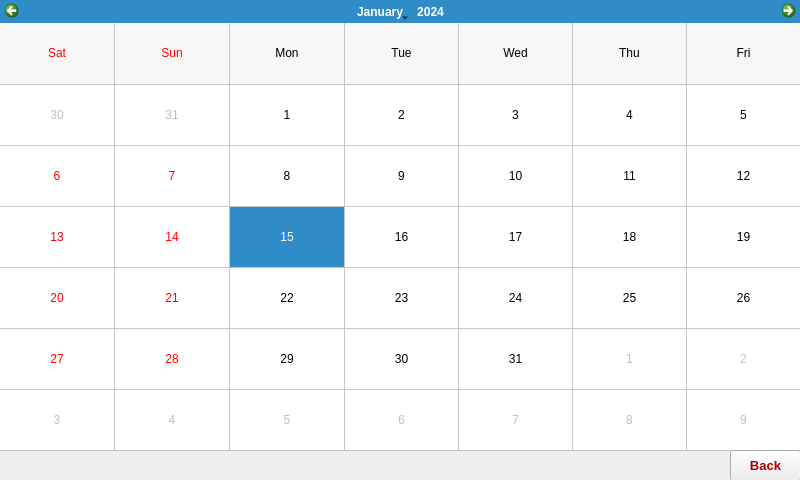
Old version of the form RPI/GUI/UI/Radio.ui in the repository YehiaEhab16/FOTA_Graduation-Project-2022.
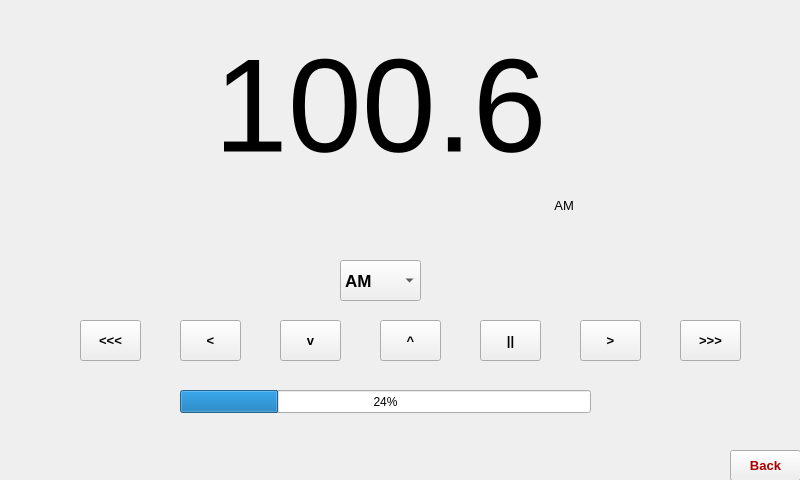
New version of the form. Icons and pictures are not drawn.

Diff of the .ui file:
```diff
--- a/RPI/GUI/UI/Radio.ui
+++ b/RPI/GUI/UI/Radio.ui
@@ -1257,25 +1257,6 @@
     border: 1px solid #AAAAAA;
 }</string>
   </property>
-  <widget class="QCalendarWidget" name="calendarWidget">
-   <property name="geometry">
-    <rect>
-     <x>0</x>
-     <y>0</y>
-     <width>801</width>
-     <height>451</height>
-    </rect>
-   </property>
-   <property name="firstDayOfWeek">
-    <enum>Qt::Saturday</enum>
-   </property>
-   <property name="gridVisible">
-    <bool>true</bool>
-   </property>
-   <property name="verticalHeaderFormat">
-    <enum>QCalendarWidget::NoVerticalHeader</enum>
-   </property>
-  </widget>
   <widget class="QPushButton" name="back">
    <property name="geometry">
     <rect>
@@ -1288,6 +1269,7 @@
    <property name="font">
     <font>
      <pointsize>10</pointsize>
+     <weight>75</weight>
      <bold>true</bold>
     </font>
    </property>
@@ -1298,6 +1280,272 @@
     <string>Back</string>
    </property>
   </widget>
+  <widget class="QLabel" name="label">
+   <property name="geometry">
+    <rect>
+     <x>140</x>
+     <y>30</y>
+     <width>501</width>
+     <height>151</height>
+    </rect>
+   </property>
+   <property name="font">
+    <font>
+     <pointsize>100</pointsize>
+    </font>
+   </property>
+   <property name="text">
+    <string>  100.6</string>
+   </property>
+  </widget>
+  <widget class="QPushButton" name="pushButton_2">
+   <property name="geometry">
+    <rect>
+     <x>580</x>
+     <y>320</y>
+     <width>61</width>
+     <height>41</height>
+    </rect>
+   </property>
+   <property name="font">
+    <font>
+     <pointsize>10</pointsize>
+     <weight>75</weight>
+     <italic>false</italic>
+     <bold>true</bold>
+    </font>
+   </property>
+   <property name="text">
+    <string>&gt;</string>
+   </property>
+  </widget>
+  <widget class="QPushButton" name="pushButton_3">
+   <property name="geometry">
+    <rect>
+     <x>680</x>
+     <y>320</y>
+     <width>61</width>
+     <height>41</height>
+    </rect>
+   </property>
+   <property name="font">
+    <font>
+     <pointsize>10</pointsize>
+     <weight>75</weight>
+     <italic>false</italic>
+     <bold>true</bold>
+     <strikeout>false</strikeout>
+    </font>
+   </property>
+   <property name="text">
+    <string>&gt;&gt;&gt;</string>
+   </property>
+  </widget>
+  <widget class="QPushButton" name="pushButton_4">
+   <property name="geometry">
+    <rect>
+     <x>480</x>
+     <y>320</y>
+     <width>61</width>
+     <height>41</height>
+    </rect>
+   </property>
+   <property name="font">
+    <font>
+     <pointsize>10</pointsize>
+     <weight>75</weight>
+     <bold>true</bold>
+    </font>
+   </property>
+   <property name="text">
+    <string>||</string>
+   </property>
+   <property name="iconSize">
+    <size>
+     <width>100</width>
+     <height>40</height>
+    </size>
+   </property>
+  </widget>
+  <widget class="QProgressBar" name="progressBar">
+   <property name="geometry">
+    <rect>
+     <x>180</x>
+     <y>390</y>
+     <width>411</width>
+     <height>23</height>
+    </rect>
+   </property>
+   <property name="value">
+    <number>24</number>
+   </property>
+  </widget>
+  <widget class="QComboBox" name="comboBox">
+   <property name="geometry">
+    <rect>
+     <x>340</x>
+     <y>260</y>
+     <width>81</width>
+     <height>41</height>
+    </rect>
+   </property>
+   <property name="font">
+    <font>
+     <pointsize>13</pointsize>
+     <weight>75</weight>
+     <bold>true</bold>
+    </font>
+   </property>
+   <item>
+    <property name="text">
+     <string>AM</string>
+    </property>
+   </item>
+   <item>
+    <property name="text">
+     <string>FM</string>
+    </property>
+   </item>
+  </widget>
+  <widget class="QLabel" name="label_2">
+   <property name="geometry">
+    <rect>
+     <x>130</x>
+     <y>380</y>
+     <width>41</width>
+     <height>41</height>
+    </rect>
+   </property>
+   <property name="text">
+    <string/>
+   </property>
+   <property name="pixmap">
+    <pixmap>../Images/Daco_5638695.png</pixmap>
+   </property>
+   <property name="scaledContents">
+    <bool>true</bool>
+   </property>
+  </widget>
+  <widget class="QLabel" name="label_3">
+   <property name="geometry">
+    <rect>
+     <x>600</x>
+     <y>370</y>
+     <width>51</width>
+     <height>51</height>
+    </rect>
+   </property>
+   <property name="text">
+    <string/>
+   </property>
+   <property name="pixmap">
+    <pixmap>../Images/500px-Speaker_Icon.svg.png</pixmap>
+   </property>
+   <property name="scaledContents">
+    <bool>true</bool>
+   </property>
+  </widget>
+  <widget class="QPushButton" name="pushButton_5">
+   <property name="geometry">
+    <rect>
+     <x>280</x>
+     <y>320</y>
+     <width>61</width>
+     <height>41</height>
+    </rect>
+   </property>
+   <property name="font">
+    <font>
+     <pointsize>10</pointsize>
+     <weight>75</weight>
+     <bold>true</bold>
+    </font>
+   </property>
+   <property name="text">
+    <string>v</string>
+   </property>
+  </widget>
+  <widget class="QPushButton" name="pushButton_6">
+   <property name="geometry">
+    <rect>
+     <x>380</x>
+     <y>320</y>
+     <width>61</width>
+     <height>41</height>
+    </rect>
+   </property>
+   <property name="font">
+    <font>
+     <pointsize>10</pointsize>
+     <weight>75</weight>
+     <bold>true</bold>
+    </font>
+   </property>
+   <property name="text">
+    <string>^</string>
+   </property>
+  </widget>
+  <widget class="QPushButton" name="pushButton_7">
+   <property name="geometry">
+    <rect>
+     <x>180</x>
+     <y>320</y>
+     <width>61</width>
+     <height>41</height>
+    </rect>
+   </property>
+   <property name="font">
+    <font>
+     <pointsize>10</pointsize>
+     <weight>75</weight>
+     <italic>false</italic>
+     <bold>true</bold>
+    </font>
+   </property>
+   <property name="text">
+    <string>&lt;</string>
+   </property>
+  </widget>
+  <widget class="QPushButton" name="pushButton_8">
+   <property name="geometry">
+    <rect>
+     <x>80</x>
+     <y>320</y>
+     <width>61</width>
+     <height>41</height>
+    </rect>
+   </property>
+   <property name="font">
+    <font>
+     <pointsize>10</pointsize>
+     <weight>75</weight>
+     <italic>false</italic>
+     <bold>true</bold>
+     <strikeout>false</strikeout>
+    </font>
+   </property>
+   <property name="text">
+    <string>&lt;&lt;&lt;</string>
+   </property>
+  </widget>
+  <widget class="QLabel" name="label_4">
+   <property name="geometry">
+    <rect>
+     <x>140</x>
+     <y>190</y>
+     <width>501</width>
+     <height>31</height>
+    </rect>
+   </property>
+   <property name="font">
+    <font>
+     <pointsize>10</pointsize>
+    </font>
+   </property>
+   <property name="text">
+    <string>                                                                                                                   AM</string>
+   </property>
+  </widget>
  </widget>
  <resources/>
  <connections/>
```
